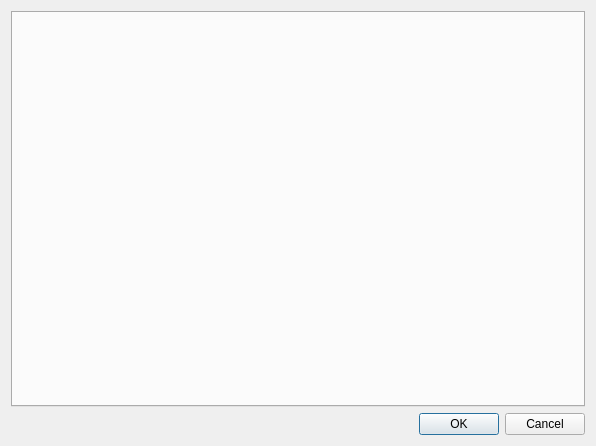
Old version of the form client/src/ui/dialogs/system_administration_dialog.ui in the repository networkoptix/nx_open.
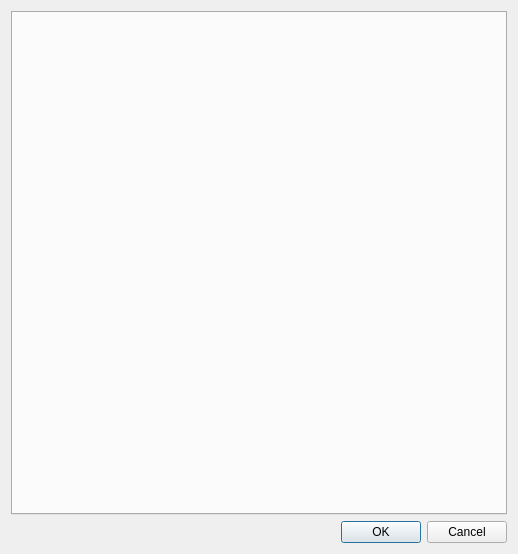
New version of the form.

Commit message:
(Issue #3896) :  Licenses tab and manual activation
(Issue #3898) :  License details crash

<==== Mercurial data ====>
Branch: master

```diff
--- a/client/src/ui/dialogs/system_administration_dialog.ui
+++ b/client/src/ui/dialogs/system_administration_dialog.ui
@@ -6,8 +6,8 @@
    <rect>
     <x>0</x>
     <y>0</y>
-    <width>596</width>
-    <height>446</height>
+    <width>518</width>
+    <height>554</height>
    </rect>
   </property>
   <property name="windowTitle">
```
The commit also changes 6 other files.
